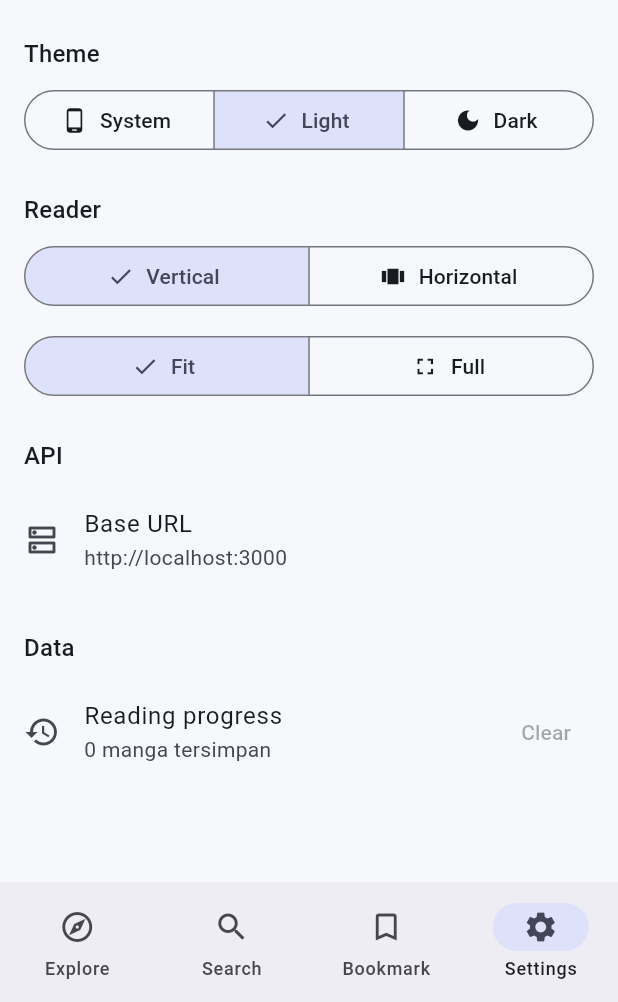
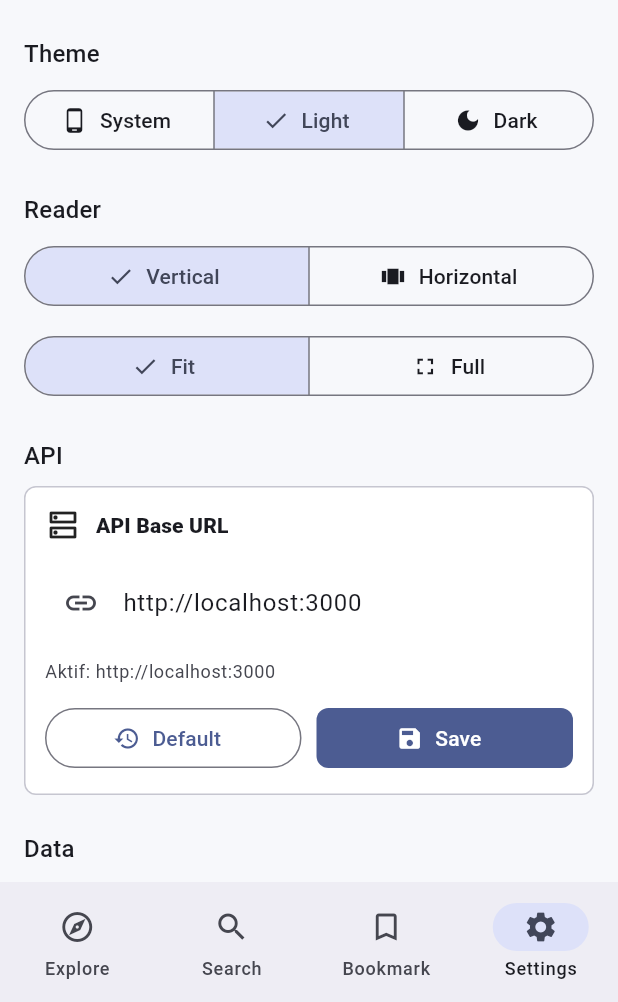
Before and after one commit to dzikribassyril/komikin-mobile, a Flutter app: the SettingsScreen screen opened by its route, after a tap on "Light", on a phone screen of 412 x 824 dp, the part 234-1236 px from its top. Run offline on Flutter 3.47's test engine with Material 3 defaults, Android fonts, the light colour scheme and no system bars; our stand-ins replace cached_network_image, go_router, shared_preferences; accounts and stored records are empty; network calls fail.

Commit message:
feat: implement network layer, local storage services, and dependency injection for app services

```diff
--- a/lib/main.dart
+++ b/lib/main.dart
@@ -2,6 +2,7 @@ import 'package:flutter/material.dart';
 import 'package:provider/provider.dart';
 
 import 'src/app/komikin_app.dart';
+import 'src/core/app_config.dart';
 import 'src/services/api_client.dart';
 import 'src/services/local_storage_service.dart';
 import 'src/services/manga_repository.dart';
@@ -15,7 +16,8 @@ Future<void> main() async {
   WidgetsFlutterBinding.ensureInitialized();
 
   final storage = LocalStorageService();
-  final apiClient = ApiClient();
+  final apiBaseUrl = await storage.getApiBaseUrl(AppConfig.apiBaseUrl);
+  final apiClient = ApiClient(baseUrl: apiBaseUrl);
   final repository = MangaRepository(apiClient);
 
   final themeController = AppThemeController(storage);
--- a/lib/src/screens/settings_screen.dart
+++ b/lib/src/screens/settings_screen.dart
@@ -3,18 +3,45 @@ import 'package:provider/provider.dart';
 
 import '../core/app_config.dart';
 import '../models/reader_settings.dart';
+import '../services/api_client.dart';
+import '../services/local_storage_service.dart';
+import '../services/manga_repository.dart';
 import '../state/app_theme_controller.dart';
 import '../state/reading_progress_controller.dart';
 import '../state/reader_settings_controller.dart';
 
-class SettingsScreen extends StatelessWidget {
+class SettingsScreen extends StatefulWidget {
   const SettingsScreen({super.key});
+
+  @override
+  State<SettingsScreen> createState() => _SettingsScreenState();
+}
+
+class _SettingsScreenState extends State<SettingsScreen> {
+  final _apiController = TextEditingController();
+  bool _apiInitialized = false;
+  bool _isSavingApi = false;
+
+  @override
+  void didChangeDependencies() {
+    super.didChangeDependencies();
+    if (_apiInitialized) return;
+    _apiController.text = context.read<ApiClient>().baseUrl;
+    _apiInitialized = true;
+  }
+
+  @override
+  void dispose() {
+    _apiController.dispose();
+    super.dispose();
+  }
 
   @override
   Widget build(BuildContext context) {
     final theme = context.watch<AppThemeController>();
     final reader = context.watch<ReaderSettingsController>();
     final progress = context.watch<ReadingProgressController>();
+    final apiClient = context.watch<ApiClient>();
 
     return Scaffold(
       appBar: AppBar(title: const Text('Settings')),
@@ -85,11 +112,12 @@ class SettingsScreen extends StatelessWidget {
           const SizedBox(height: 24),
           Text('API', style: Theme.of(context).textTheme.titleMedium),
           const SizedBox(height: 8),
-          ListTile(
-            contentPadding: EdgeInsets.zero,
-            leading: const Icon(Icons.dns_outlined),
-            title: const Text('Base URL'),
-            subtitle: const Text(AppConfig.apiBaseUrl),
+          _ApiBaseUrlEditor(
+            controller: _apiController,
+            activeBaseUrl: apiClient.baseUrl,
+            isSaving: _isSavingApi,
+            onSave: _saveApiBaseUrl,
+            onReset: _resetApiBaseUrl,
           ),
           const SizedBox(height: 24),
           Text('Data', style: Theme.of(context).textTheme.titleMedium),
@@ -105,6 +133,143 @@ class SettingsScreen extends StatelessWidget {
             ),
           ),
         ],
+      ),
+    );
+  }
+
+  Future<void> _saveApiBaseUrl() async {
+    final raw = _apiController.text.trim();
+    final normalized = raw.replaceFirst(RegExp(r'/$'), '');
+    final uri = Uri.tryParse(normalized);
+
+    if (uri == null ||
+        !uri.hasScheme ||
+        uri.host.isEmpty ||
+        !{'http', 'https'}.contains(uri.scheme)) {
+      _showMessage('Base URL harus diawali http:// atau https://');
+      return;
+    }
+
+    setState(() => _isSavingApi = true);
+    final storage = context.read<LocalStorageService>();
+    final apiClient = context.read<ApiClient>();
+    final repository = context.read<MangaRepository>();
+    try {
+      await storage.saveApiBaseUrl(normalized);
+      apiClient.setBaseUrl(normalized);
+      repository.clearCache();
+      _apiController.text = normalized;
+      _showMessage('API base URL disimpan');
+    } finally {
+      if (mounted) {
+        setState(() => _isSavingApi = false);
+      }
+    }
+  }
+
+  Future<void> _resetApiBaseUrl() async {
+    _apiController.text = AppConfig.apiBaseUrl;
+    await _saveApiBaseUrl();
+  }
+
+  void _showMessage(String message) {
+    if (!mounted) return;
+    ScaffoldMessenger.of(context).showSnackBar(
+      SnackBar(content: Text(message)),
+    );
+  }
+}
+
+class _ApiBaseUrlEditor extends StatelessWidget {
+  const _ApiBaseUrlEditor({
+    required this.controller,
+    required this.activeBaseUrl,
+    required this.isSaving,
+    required this.onSave,
+    required this.onReset,
+  });
+
+  final TextEditingController controller;
+  final String activeBaseUrl;
+  final bool isSaving;
+  final VoidCallback onSave;
+  final VoidCallback onReset;
+
+  @override
+  Widget build(BuildContext context) {
+    final colors = Theme.of(context).colorScheme;
+
+    return DecoratedBox(
+      decoration: BoxDecoration(
+        color: colors.surfaceContainerLowest,
+        borderRadius: BorderRadius.circular(8),
+        border: Border.all(color: colors.outlineVariant),
+      ),
+      child: Padding(
+        padding: const EdgeInsets.all(14),
+        child: Column(
+          crossAxisAlignment: CrossAxisAlignment.start,
+          children: [
+            Row(
+              children: [
+                const Icon(Icons.dns_outlined),
+                const SizedBox(width: 10),
+                Expanded(
+                  child: Text(
+                    'API Base URL',
+                    style: Theme.of(context).textTheme.titleSmall?.copyWith(
+                          fontWeight: FontWeight.w800,
+                        ),
+                  ),
+                ),
+              ],
+            ),
+            const SizedBox(height: 12),
+            TextField(
+              controller: controller,
+              keyboardType: TextInputType.url,
+              textInputAction: TextInputAction.done,
+              autocorrect: false,
+              decoration: const InputDecoration(
+                hintText: 'http://192.168.1.10:3000',
+                prefixIcon: Icon(Icons.link),
+              ),
+              onSubmitted: (_) => onSave(),
+            ),
+            const SizedBox(height: 10),
+            Text(
+              'Aktif: $activeBaseUrl',
+              style: Theme.of(context).textTheme.bodySmall?.copyWith(
+                    color: colors.onSurfaceVariant,
+                  ),
+            ),
+            const SizedBox(height: 12),
+            Row(
+              children: [
+                Expanded(
+                  child: OutlinedButton.icon(
+                    onPressed: isSaving ? null : onReset,
+                    icon: const Icon(Icons.restore),
+                    label: const Text('Default'),
+                  ),
+                ),
+                const SizedBox(width: 10),
+                Expanded(
+                  child: FilledButton.icon(
+                    onPressed: isSaving ? null : onSave,
+                    icon: isSaving
+                        ? const SizedBox.square(
+                            dimension: 16,
+                            child: CircularProgressIndicator(strokeWidth: 2),
+                          )
+                        : const Icon(Icons.save),
+                    label: const Text('Save'),
+                  ),
+                ),
+              ],
+            ),
+          ],
+        ),
       ),
     );
   }
--- a/lib/src/services/api_client.dart
+++ b/lib/src/services/api_client.dart
@@ -21,15 +21,18 @@ class ApiClient {
     String? baseUrl,
     Duration timeout = const Duration(seconds: 15),
   })  : _client = client ?? http.Client(),
-        _baseUrl = (baseUrl ?? AppConfig.apiBaseUrl).replaceFirst(
-          RegExp(r'/$'),
-          '',
-        ),
+        _baseUrl = _normalizeBaseUrl(baseUrl ?? AppConfig.apiBaseUrl),
         _timeout = timeout;
 
   final http.Client _client;
-  final String _baseUrl;
+  String _baseUrl;
   final Duration _timeout;
+
+  String get baseUrl => _baseUrl;
+
+  void setBaseUrl(String value) {
+    _baseUrl = _normalizeBaseUrl(value);
+  }
 
   Uri uri(String path) {
     final normalizedPath = path.startsWith('/') ? path : '/$path';
@@ -66,4 +69,8 @@ class ApiClient {
       throw ApiException(error.toString());
     }
   }
+
+  static String _normalizeBaseUrl(String value) {
+    return value.trim().replaceFirst(RegExp(r'/$'), '');
+  }
 }
--- a/lib/src/services/manga_repository.dart
+++ b/lib/src/services/manga_repository.dart
@@ -12,6 +12,12 @@ class MangaRepository {
   final Map<String, MangaListResponse> _listCache = {};
   final Map<String, MangaDetail> _detailCache = {};
   final Map<String, ChapterDetail> _chapterCache = {};
+
+  void clearCache() {
+    _listCache.clear();
+    _detailCache.clear();
+    _chapterCache.clear();
+  }
 
   Future<MangaListResponse> fetchMangaList({
     required MangaType type,
```
Also changed, not shown: lib/src/services/local_storage_service.dart (+12 -0 lines).
